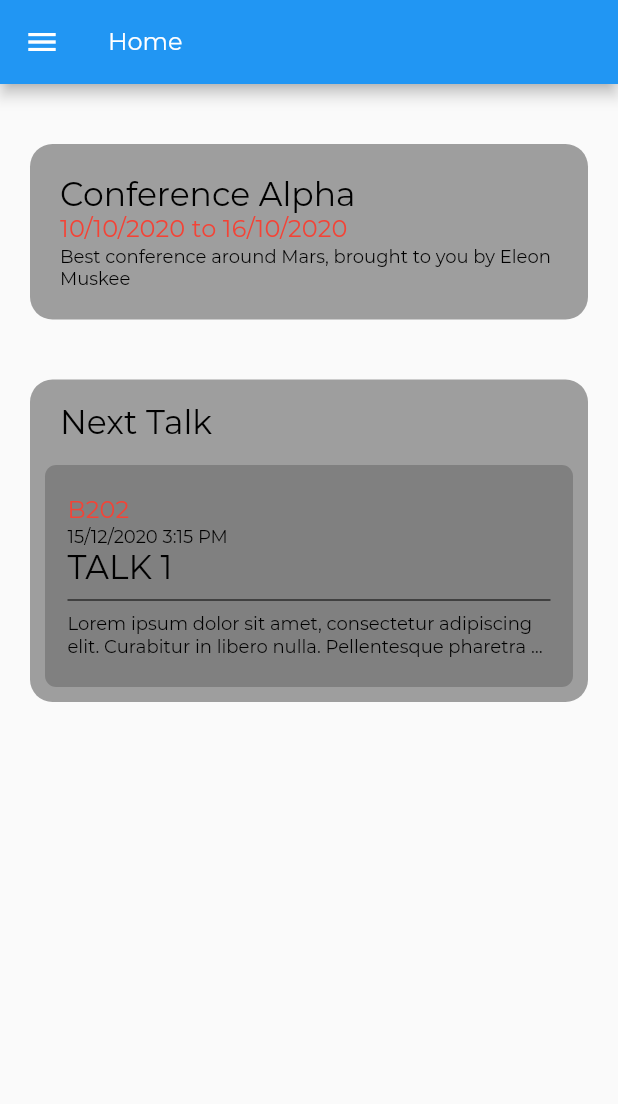
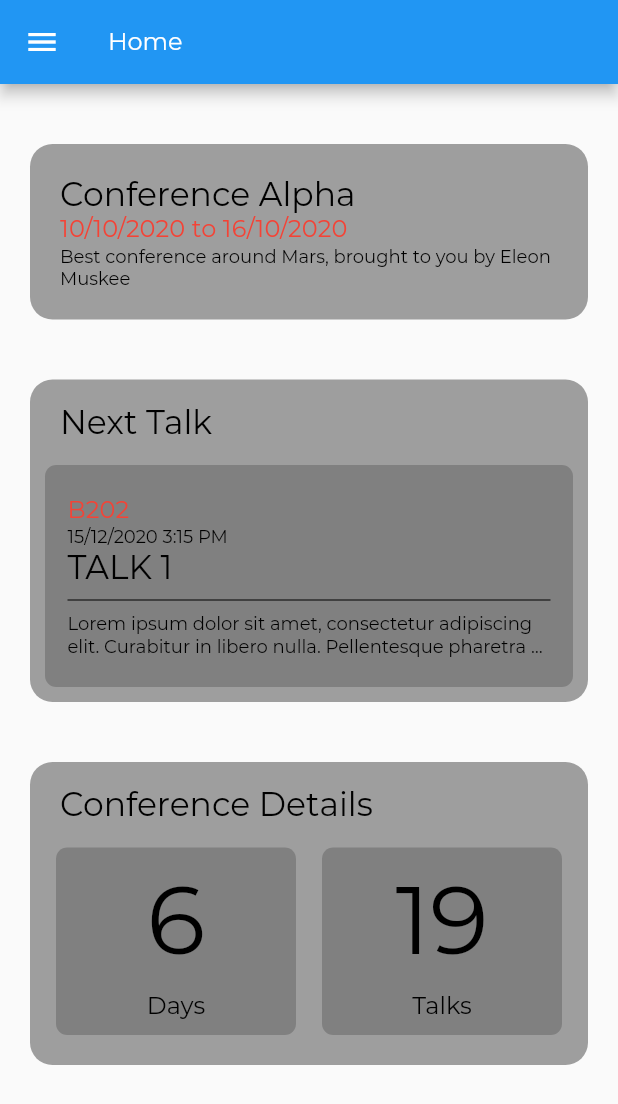
Before and after one commit to FEUP-ESOF-2020-21/open-cx-t4g1-grupo-1, a Flutter app: the screen it shows after launch, on a phone screen of 412 x 824 dp. Shown: the top 1104 px of the screen. Run offline on Flutter 3.47's test engine with Material 2 defaults, Android fonts, the light colour scheme and no system bars; our stand-ins replace toast.

Commit message:
addition to homepage: Card with simple stats for the conference (to be enhanced)

```diff
--- /dev/null
+++ b/adov_flutter/lib/screens/home_screen/conference_stats.dart
@@ -0,0 +1,105 @@
+import 'package:adov_flutter/models/talk.dart';
+import 'package:flutter/cupertino.dart';
+import 'package:flutter/material.dart';
+
+import '../../style.dart';
+
+class ConferenceStats extends StatelessWidget {
+  final bool darkTheme;
+  final EdgeInsets padding;
+
+  ConferenceStats({this.darkTheme = false, this.padding});
+
+  @override
+  Widget build(BuildContext context) {
+    final textColor = this.darkTheme ? TextColorLight : TextColorDark;
+
+    return Padding(
+      padding: this.padding,
+      child: Container(
+        width: 400,
+        margin: EdgeInsets.symmetric(horizontal: 20),
+        decoration: BoxDecoration(
+          color: Colors.grey,
+          borderRadius: BorderRadius.circular(15),
+        ),
+        child: Column(
+            mainAxisAlignment: MainAxisAlignment.spaceEvenly,
+            crossAxisAlignment: CrossAxisAlignment.start,
+            children: [
+              Padding(
+                padding: EdgeInsets.symmetric(horizontal: 20, vertical: 15),
+                child: Text(
+                  "Conference Details",
+                  style: CardsTitleStyle.copyWith(
+                    color: textColor,
+                  ),
+                ),
+              ),
+              Row(
+                mainAxisAlignment: MainAxisAlignment.spaceEvenly,
+                crossAxisAlignment: CrossAxisAlignment.start,
+                children: [
+                  Container(
+                    decoration: BoxDecoration(
+                      color: Color.fromRGBO(128, 128, 128, 1),
+                      borderRadius: BorderRadius.circular(7.5),
+                    ),
+                    height: 125,
+                    width: 160,
+                    child: Column(
+                      mainAxisAlignment: MainAxisAlignment.spaceEvenly,
+                      crossAxisAlignment: CrossAxisAlignment.center,
+                      children: [
+                        Text(
+                          _numberOfDays(),
+                          style: TitleTextStyle.copyWith(
+                            color: Colors.black,
+                            fontSize: 64,
+                            fontWeight: FontWeight.w400,
+                          )
+                        ),
+                        Text("Days"),
+                      ],
+                    ),
+                  ),
+                  Container(
+                    margin: EdgeInsets.only(bottom: 20),
+                    decoration: BoxDecoration(
+                      color: Color.fromRGBO(128, 128, 128, 1),
+                      borderRadius: BorderRadius.circular(7.5),
+                    ),
+                    height: 125,
+                    width: 160,
+                    child: Column(
+                      mainAxisAlignment: MainAxisAlignment.spaceEvenly,
+                      crossAxisAlignment: CrossAxisAlignment.center,
+                      children: [
+                        Text(
+                            _numberOfTalks(),
+                            style: TitleTextStyle.copyWith(
+                              color: Colors.black,
+                              fontSize: 64,
+                              fontWeight: FontWeight.w400,
+                            )
+                        ),
+                        Text("Talks"),
+                      ],
+                    ),
+                  ),
+                ],
+              )
+            ]
+        ),
+      ),
+    );
+  }
+
+  String _numberOfDays() {
+    return Talk.fetchDays().length.toString();
+  }
+
+  String _numberOfTalks() {
+    return Talk.fetchAll().length.toString();
+  }
+}
--- a/adov_flutter/lib/screens/home_screen/home_screen.dart
+++ b/adov_flutter/lib/screens/home_screen/home_screen.dart
@@ -1,4 +1,5 @@
 import 'package:adov_flutter/app.dart';
+import 'package:adov_flutter/screens/home_screen/conference_stats.dart';
 import 'package:adov_flutter/screens/home_screen/next_talk.dart';
 import '../../app.dart';
 import '../../style.dart';
@@ -58,7 +59,8 @@ class HomeScreen extends StatelessWidget {
             ],
           ),
         ),
-      body: Column(
+      body: SingleChildScrollView(
+        child: Column(
           mainAxisAlignment: MainAxisAlignment.start,
           crossAxisAlignment: CrossAxisAlignment.center,
           children: [
@@ -68,7 +70,11 @@ class HomeScreen extends StatelessWidget {
             NextTalk(
               padding: EdgeInsets.only(bottom: 40),
             ),
+            ConferenceStats(
+              padding: EdgeInsets.only(bottom: 40),
+            ),
           ],
+        ),
       )
     );
   }
```
Lines whose indentation alone changed are shown as unchanged.
